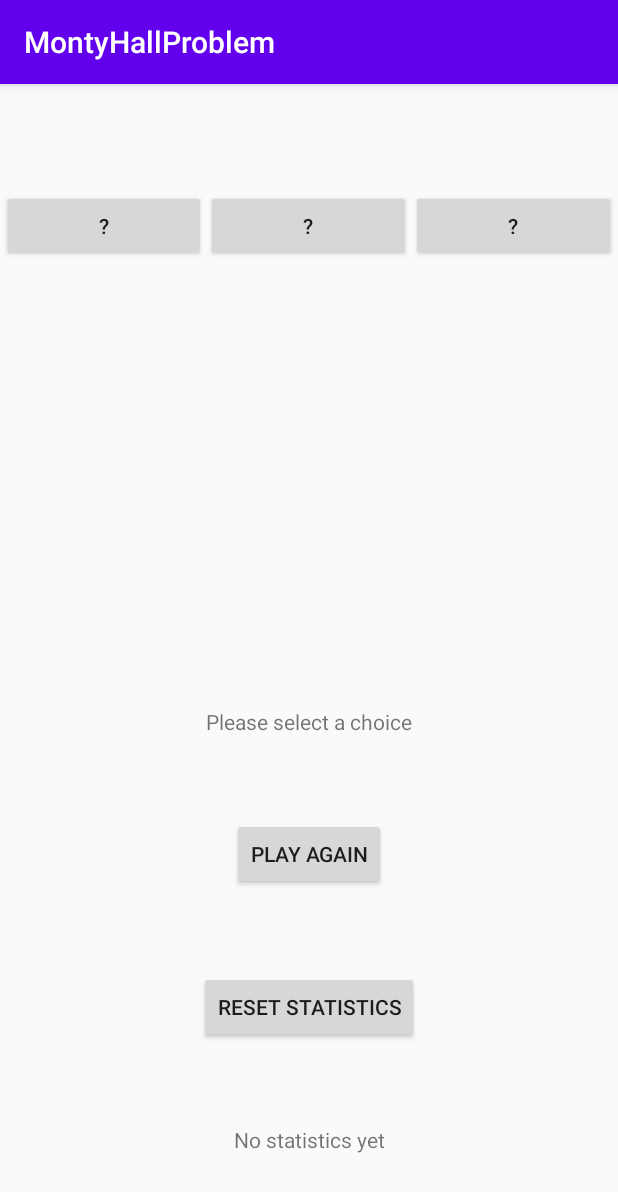
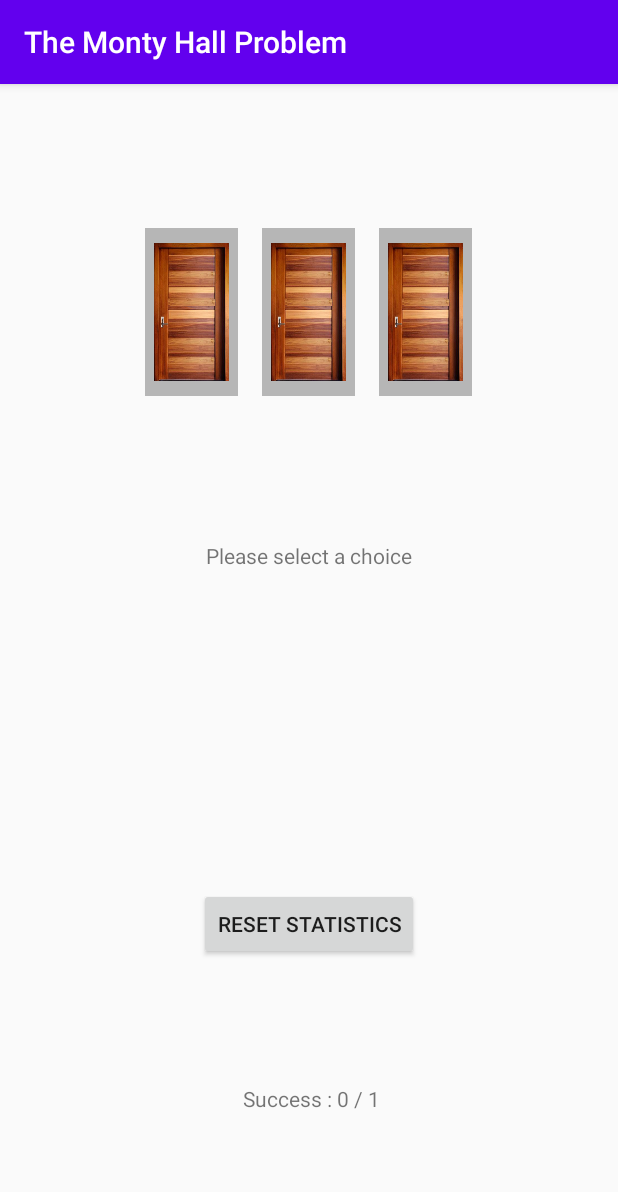
Before and after one commit to johncrawley/monty_hall, an Android app: the screen it shows after launch (MainActivity), after a tap on "PLAY AGAIN", on a phone screen of 412 x 824 dp. Shown: the top 1192 px of the screen. Run offline under Robolectric (Android 15) with nearby library versions, the phone set to English and light mode, and no system bars; 2 other taps on this screen came first.

Commit message:
Replaced plain buttons with images for user choices.

```diff
--- a/app/build.gradle
+++ b/app/build.gradle
@@ -5,7 +5,7 @@ android {
 
     defaultConfig {
         applicationId "com.jacstuff.montyhallproblem"
-        minSdkVersion 21
+        minSdkVersion 26
         targetSdkVersion 33
         versionCode 1
         versionName "1.0"
--- a/app/src/main/java/com/jacstuff/montyhallproblem/MainActivity.java
+++ b/app/src/main/java/com/jacstuff/montyhallproblem/MainActivity.java
@@ -2,9 +2,11 @@ package com.jacstuff.montyhallproblem;
 
 import androidx.appcompat.app.AppCompatActivity;
 
+import android.graphics.Color;
 import android.os.Bundle;
 import android.view.View;
 import android.widget.Button;
+import android.widget.ImageView;
 import android.widget.TextView;
 
 import java.util.Arrays;
@@ -13,9 +15,11 @@ import java.util.List;
 import java.util.Random;
 
 
-public class MainActivity extends AppCompatActivity implements View.OnClickListener {
+public class MainActivity extends AppCompatActivity {
 
-    private Button choice1Button, choice2Button, choice3Button;
+    private View door1, door2, door3;
+    private View door1Border, door2Border, door3Border;
+    private Button playAgainButton;
     private TextView statisticsTextView;
     private TextView statusTextView;
     private Statistics statistics;
@@ -23,6 +27,7 @@ public class MainActivity extends AppCompatActivity implements View.OnClickListe
     private int prizeNumber = 1;
     private int selectedNumber = 0;
     private enum Mode { SELECT_CHOICE, CONFIRM_CHOICE, RESULT}
+    private List<View> doorBorders;
 
 
     @Override
@@ -32,59 +37,63 @@ public class MainActivity extends AppCompatActivity implements View.OnClickListe
         statistics = new Statistics();
         initViews();
         mode = Mode.SELECT_CHOICE;
+
+    }
+
+    private void initViews(){
+
+        door1Border = findViewById(R.id.door1Border);
+        door2Border = findViewById(R.id.door2Border);
+        door3Border = findViewById(R.id.door3Border);
+        doorBorders = Arrays.asList(door1Border, door2Border, door3Border);
+        deselectAllBorders();
+
+        door1 = setupDoor(R.id.door1, door1Border, 1);
+        door2 = setupDoor(R.id.door2, door2Border, 2);
+        door3 = setupDoor(R.id.door3, door3Border, 3);
+
+
+
+        playAgainButton = findViewById(R.id.new_game_button);
+        playAgainButton.setOnClickListener(v -> startNewGame());
+        Button resetStatsButton = findViewById(R.id.reset_stats_button);
+        resetStatsButton.setOnClickListener(v -> resetStats());
+        statisticsTextView = findViewById(R.id.statistics_text);
+        statusTextView = findViewById(R.id.statusText);
     }
 
 
-    private void initViews(){
-        choice1Button = setupButton(R.id.choice1button, 1);
-        choice2Button =  setupButton(R.id.choice2button, 2);
-        choice3Button = setupButton( R.id.choice3button, 3);
-        Button playAgainButton = findViewById(R.id.new_game_button);
-        Button resetStatsButton = findViewById(R.id.reset_stats_button);
-        statisticsTextView = findViewById(R.id.statistics_text);
-        statusTextView = findViewById(R.id.statusText);
-        setOnClickListeners();
-        setOnClickListenerFor(playAgainButton, resetStatsButton);
+    private void deselectAllBorders(){
+        doorBorders.forEach(v -> v.setBackgroundColor(getColor(R.color.backgroundColor)));
     }
 
 
-    private void setOnClickListeners(){
-        choice1Button.setOnClickListener(this::selectChoice);
-        choice2Button.setOnClickListener(this::selectChoice);
-        choice3Button.setOnClickListener(this::selectChoice);
+    private View setupDoor(int doorId, View doorBorder, int tag){
+        ImageView view = findViewById(doorId);
+        view.setTag(tag);
+        view.setOnClickListener(v -> onClickDoor(view, doorBorder));
+        return view;
     }
 
 
-    private Button setupButton(int id, int tagValue){
-        Button button = findViewById(id);
-        button.setTag(tagValue);
-        return button;
+    private void onClickDoor(ImageView doorView, View borderView){
+        setSelected(borderView);
+        selectChoice(doorView);
     }
 
 
-    private void setOnClickListenerFor(View ... views){
-        for(View v : views){
-            v.setOnClickListener(this);
-        }
-    }
-
-
-    public void onClick(View v){
-        int id = v.getId();
-      if(id == R.id.new_game_button) {
-            startNewGame();
-        }
-        else if(id == R.id.reset_stats_button){
-            resetStats();
-        }
+    private void setSelected(View borderView){
+        deselectAllBorders();
+        borderView.setBackgroundColor(Color.BLUE);
     }
 
 
     private void startNewGame(){
         assignPrizeIndex();
-        resetChoiceButtons();
+        resetDoors();
         resetStatusText();
         mode = Mode.SELECT_CHOICE;
+        playAgainButton.setVisibility(View.INVISIBLE);
     }
 
 
@@ -100,49 +109,79 @@ public class MainActivity extends AppCompatActivity implements View.OnClickListe
 
 
     private void selectChoice(View view){
-        Button button = (Button) view;
         if( mode == Mode.SELECT_CHOICE){
-            if(button.isEnabled()){
-                selectedNumber = (int) button.getTag();
+            if(view.isEnabled()){
+                selectedNumber = (int) view.getTag();
                 mode = Mode.CONFIRM_CHOICE;
                 displayConfirmChoiceText();
                 reduceChoices();
             }
         }
         else if( mode == Mode.CONFIRM_CHOICE){
-            selectedNumber = (int)button.getTag();
+            selectedNumber = (int)view.getTag();
+            if(prizeNumber == (int)view.getTag()){
+                changeDoorToPrize(view);
+            }
+            else{
+                changeDoorToFail(view);
+            }
             mode = Mode.RESULT;
             calculateAndDisplayResult();
+            playAgainButton.setVisibility(View.VISIBLE);
         }
     }
 
 
+    private void changeDoorToPrize(View view){
+        ImageView iv = (ImageView)view;
+        iv.setImageResource(R.drawable.door_car);
+    }
+
+
+    private void changeDoorToFail(View view){
+        ImageView iv = (ImageView)view;
+        iv.setImageResource(R.drawable.door_goat);
+    }
+
+
     private void reduceChoices(){
-        List<Button> choices = new LinkedList<>(Arrays.asList(choice1Button, choice2Button, choice3Button));
+        List<View> doors = new LinkedList<>(Arrays.asList(door1, door2, door3));
+
+        removeDoorSelectedByUserFrom(doors);
+
+        if(selectedNumber == prizeNumber){
+            openOneOfTheOtherDoors(doors);
+            return;
+        }
+        disableViewsThatDoNotContainPrize(doors);
+    }
+
+
+    private void openOneOfTheOtherDoors(List<View> doors){
+        int viewIndexToDisable = new Random(System.currentTimeMillis()).nextInt(2);
+        View doorToOpen = doors.get(viewIndexToDisable);
+        doorToOpen.setEnabled(false);
+        changeDoorToFail(doorToOpen);
+    }
+
+
+    private void removeDoorSelectedByUserFrom(List<View> choices){
         for(int i =0; i< choices.size(); i++){
-            Button button = choices.get(i);
-            if((int)button.getTag() == selectedNumber){
+            if((int)choices.get(i).getTag() == selectedNumber){
                 choices.remove(i);
                 break;
             }
         }
-        if(selectedNumber == prizeNumber){
-            int buttonIndexToDisable = new Random(System.currentTimeMillis()).nextInt(2);
-            Button button = choices.get(buttonIndexToDisable);
-            button.setEnabled(false);
-            return;
-        }
-        disableButtonsThatDontContainPrize(choices);
     }
 
 
-    private void disableButtonsThatDontContainPrize(List<Button> buttonList){
-        for(int i = 0; i< buttonList.size(); i++){
-            Button button = buttonList.get(i);
-            if((int)button.getTag() != prizeNumber){
-                button.setEnabled(false);
+    private void disableViewsThatDoNotContainPrize(List<View> views){
+        views.forEach((v)->{
+            if((int)v.getTag() != prizeNumber){
+                v.setEnabled(false);
+                changeDoorToFail(v);
             }
-        }
+        } );
     }
 
 
@@ -185,16 +224,18 @@ public class MainActivity extends AppCompatActivity implements View.OnClickListe
     }
 
 
-    private void resetChoiceButtons(){
-        reset(choice1Button);
-        reset(choice2Button);
-        reset(choice3Button);
+    private void resetDoors(){
+        deselectAllBorders();
+        reset(door1);
+        reset(door2);
+        reset(door3);
     }
 
 
-    private void reset(Button button){
-        button.setEnabled(true);
-        button.setText(R.string.question_mark);
+    private void reset(View view){
+        view.setEnabled(true);
+        ImageView iv = (ImageView)view;
+        iv.setImageResource(R.drawable.door);
     }
 
 
--- a/app/src/main/res/layout/activity_main.xml
+++ b/app/src/main/res/layout/activity_main.xml
@@ -7,17 +7,63 @@
     tools:context=".MainActivity">
 
     <LinearLayout
-        android:id="@+id/choicebuttonlayout"
-        android:layout_width="409dp"
-        android:layout_height="306dp"
+        android:id="@+id/doorsLayout"
+        android:layout_width="match_parent"
+        android:layout_height="wrap_content"
+        android:layout_margin="@dimen/door_layout_margin"
+        android:gravity="center"
         android:orientation="horizontal"
         app:layout_constraintBottom_toTopOf="@+id/statusText"
         app:layout_constraintEnd_toEndOf="parent"
         app:layout_constraintStart_toStartOf="parent"
         app:layout_constraintTop_toTopOf="parent">
 
+        <LinearLayout
+            android:id="@+id/door1Border"
+            android:layout_width="wrap_content"
+            android:layout_height="wrap_content"
+            android:layout_margin="@dimen/door_border_margin">
+
+            <ImageView
+                android:id="@+id/door1"
+                android:layout_width="50dp"
+                android:layout_height="100dp"
+                android:layout_margin="@dimen/door_layout_margin"
+                android:src="@drawable/door" />
+        </LinearLayout>
+
+        <LinearLayout
+            android:id="@+id/door2Border"
+            android:layout_width="wrap_content"
+            android:layout_height="wrap_content"
+            android:layout_margin="@dimen/door_border_margin">
+
+            <ImageView
+                android:id="@+id/door2"
+                android:layout_width="50dp"
+                android:layout_height="100dp"
+                android:layout_margin="@dimen/door_layout_margin"
+                android:src="@drawable/door" />
+        </LinearLayout>
+
+
+        <LinearLayout
+            android:id="@+id/door3Border"
+            android:layout_width="wrap_content"
+            android:layout_height="wrap_content"
+            android:layout_margin="@dimen/door_border_margin">
+
+            <ImageView
+                android:id="@+id/door3"
+                android:layout_width="50dp"
+                android:layout_height="100dp"
+                android:layout_margin="@dimen/door_layout_margin"
+                android:src="@drawable/door" />
+        </LinearLayout>
+
         <Button
             android:id="@+id/choice1button"
+            android:visibility="gone"
             android:layout_width="0dp"
             android:layout_height="wrap_content"
             android:layout_marginTop="16dp"
@@ -26,6 +72,7 @@
 
         <Button
             android:id="@+id/choice2button"
+            android:visibility="gone"
             android:layout_width="0dp"
             android:layout_height="wrap_content"
             android:layout_marginTop="16dp"
@@ -34,6 +81,7 @@
 
         <Button
             android:id="@+id/choice3button"
+            android:visibility="gone"
             android:layout_width="0dp"
             android:layout_height="wrap_content"
             android:layout_marginTop="16dp"
@@ -48,7 +96,7 @@
         android:layout_height="wrap_content"
         android:text="@string/initial_status_text"
         app:layout_constraintEnd_toEndOf="parent"
-        app:layout_constraintTop_toBottomOf="@id/choicebuttonlayout"
+        app:layout_constraintTop_toBottomOf="@id/doorsLayout"
         app:layout_constraintBottom_toTopOf="@id/new_game_button"
         app:layout_constraintStart_toStartOf="parent" />
 
--- a/app/src/main/res/values/colors.xml
+++ b/app/src/main/res/values/colors.xml
@@ -3,4 +3,6 @@
     <color name="colorPrimary">#6200EE</color>
     <color name="colorPrimaryDark">#3700B3</color>
     <color name="colorAccent">#03DAC5</color>
+    <color name="backgroundColor">#B6B6B6</color>
+    <color name="selectedDoorBorder">#EFD18B</color>
 </resources>
--- /dev/null
+++ b/app/src/main/res/values/dimen.xml
@@ -0,0 +1,7 @@
+<?xml version="1.0" encoding="utf-8"?>
+<resources>
+
+    <dimen name="door_layout_margin">6dp</dimen>
+    <dimen name="door_margin_horizontal">3dp</dimen>
+    <dimen name="door_border_margin">8dp</dimen>
+</resources>
--- a/app/src/main/res/values/strings.xml
+++ b/app/src/main/res/values/strings.xml
@@ -1,5 +1,5 @@
 <resources>
-    <string name="app_name">MontyHallProblem</string>
+    <string name="app_name">The Monty Hall Problem</string>
     <string name="question_mark">\?</string>
     <string name="initial_status_text">Please select a choice</string>
     <string name="confirm_choice_status_text">Confirm your choice..</string>
```
Also changed, not shown: app/src/main/java/com/jacstuff/montyhallproblem/Statistics.java (+37 -0 lines), app/src/main/res/drawable/door.png (added), app/src/main/res/drawable/door_car.png (added), app/src/main/res/drawable/door_goat.png (added).
